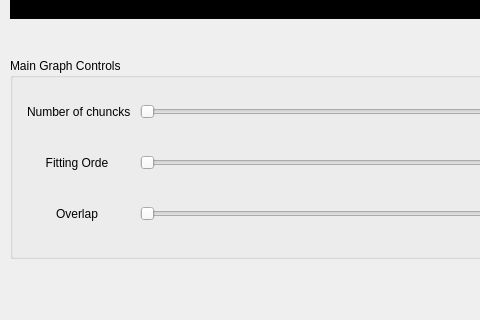
SandraAdel/Signal-Interpolation-and-Curve-Fitting-Accuracy-and-Efficacy-Illustrator, file GUI.ui: the form before one commit; both pictures show x 0 to 480 and y 461 to 781 of the 1354 by 781 pixel window.
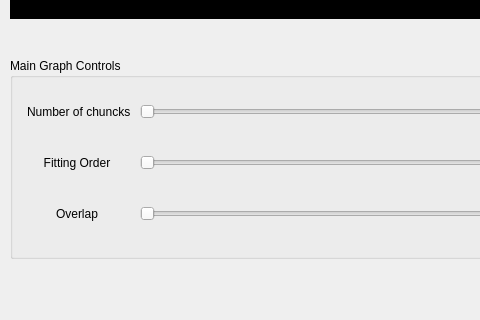
The form after the commit. Icons and pictures are not drawn. Custom widgets are drawn as their Qt base class.

Diff of the .ui file:
```diff
--- a/GUI.ui
+++ b/GUI.ui
@@ -118,7 +118,7 @@
          <item row="1" column="0">
           <widget class="QLabel" name="label_2">
            <property name="text">
-            <string>Fitting Orde</string>
+            <string>Fitting Order</string>
            </property>
            <property name="alignment">
             <set>Qt::AlignCenter</set>
```
Left out of the diff: 58 changed lines with no effect on the pictures.
